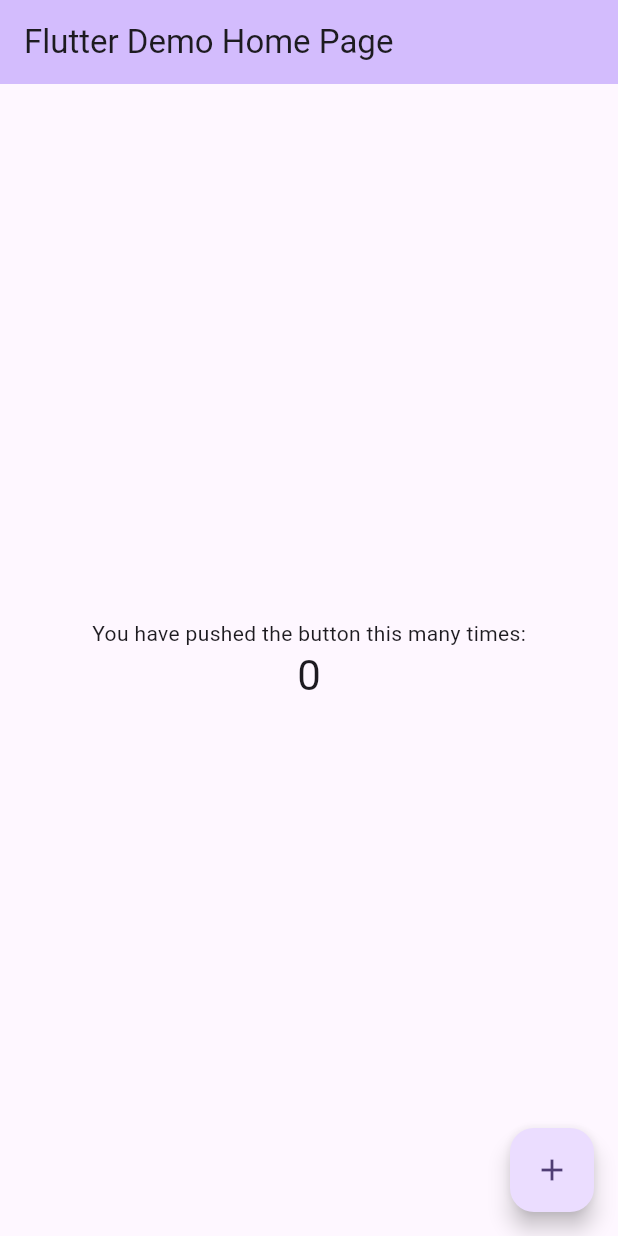
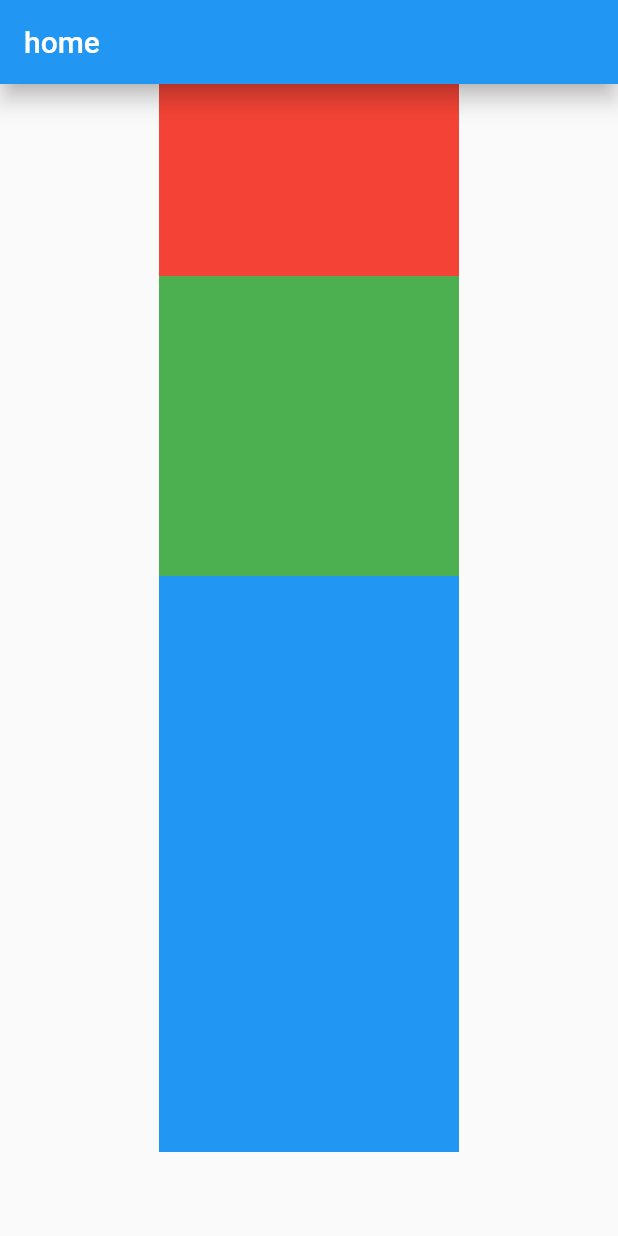
Before and after one commit to csearafat01/flutter_module_7, a Flutter app: the screen it shows after launch, on a phone screen of 412 x 824 dp. Run offline on Flutter 3.47's test engine with Material 2 defaults, Android fonts, the light colour scheme and no system bars.

Commit message:
flexible

```diff
--- a/lib/main.dart
+++ b/lib/main.dart
@@ -1,125 +1,59 @@
 import 'package:flutter/material.dart';
 
-void main() {
-  runApp(const MyApp());
+void main(){
+  runApp(MyApp());
 }
-
 class MyApp extends StatelessWidget {
   const MyApp({super.key});
 
-  // This widget is the root of your application.
   @override
   Widget build(BuildContext context) {
-    return MaterialApp(
-      title: 'Flutter Demo',
-      theme: ThemeData(
-        // This is the theme of your application.
-        //
-        // TRY THIS: Try running your application with "flutter run". You'll see
-        // the application has a blue toolbar. Then, without quitting the app,
-        // try changing the seedColor in the colorScheme below to Colors.green
-        // and then invoke "hot reload" (save your changes or press the "hot
-        // reload" button in a Flutter-supported IDE, or press "r" if you used
-        // the command line to start the app).
-        //
-        // Notice that the counter didn't reset back to zero; the application
-        // state is not lost during the reload. To reset the state, use hot
-        // restart instead.
-        //
-        // This works for code too, not just values: Most code changes can be
-        // tested with just a hot reload.
-        colorScheme: ColorScheme.fromSeed(seedColor: Colors.deepPurple),
-        useMaterial3: true,
-      ),
-      home: const MyHomePage(title: 'Flutter Demo Home Page'),
+    return const MaterialApp(
+      debugShowCheckedModeBanner: false,
+      title: 'flutter module 7',
+      home: HomeScreen(),
     );
   }
 }
 
-class MyHomePage extends StatefulWidget {
-  const MyHomePage({super.key, required this.title});
-
-  // This widget is the home page of your application. It is stateful, meaning
-  // that it has a State object (defined below) that contains fields that affect
-  // how it looks.
-
-  // This class is the configuration for the state. It holds the values (in this
-  // case the title) provided by the parent (in this case the App widget) and
-  // used by the build method of the State. Fields in a Widget subclass are
-  // always marked "final".
-
-  final String title;
-
-  @override
-  State<MyHomePage> createState() => _MyHomePageState();
-}
-
-class _MyHomePageState extends State<MyHomePage> {
-  int _counter = 0;
-
-  void _incrementCounter() {
-    setState(() {
-      // This call to setState tells the Flutter framework that something has
-      // changed in this State, which causes it to rerun the build method below
-      // so that the display can reflect the updated values. If we changed
-      // _counter without calling setState(), then the build method would not be
-      // called again, and so nothing would appear to happen.
-      _counter++;
-    });
-  }
+class HomeScreen extends StatelessWidget {
+  const HomeScreen({super.key});
 
   @override
   Widget build(BuildContext context) {
-    // This method is rerun every time setState is called, for instance as done
-    // by the _incrementCounter method above.
-    //
-    // The Flutter framework has been optimized to make rerunning build methods
-    // fast, so that you can just rebuild anything that needs updating rather
-    // than having to individually change instances of widgets.
     return Scaffold(
       appBar: AppBar(
-        // TRY THIS: Try changing the color here to a specific color (to
-        // Colors.amber, perhaps?) and trigger a hot reload to see the AppBar
-        // change color while the other colors stay the same.
-        backgroundColor: Theme.of(context).colorScheme.inversePrimary,
-        // Here we take the value from the MyHomePage object that was created by
-        // the App.build method, and use it to set our appbar title.
-        title: Text(widget.title),
+        title: Text('home'),
+        elevation: 6,
       ),
       body: Center(
-        // Center is a layout widget. It takes a single child and positions it
-        // in the middle of the parent.
         child: Column(
-          // Column is also a layout widget. It takes a list of children and
-          // arranges them vertically. By default, it sizes itself to fit its
-          // children horizontally, and tries to be as tall as its parent.
-          //
-          // Column has various properties to control how it sizes itself and
-          // how it positions its children. Here we use mainAxisAlignment to
-          // center the children vertically; the main axis here is the vertical
-          // axis because Columns are vertical (the cross axis would be
-          // horizontal).
-          //
-          // TRY THIS: Invoke "debug painting" (choose the "Toggle Debug Paint"
-          // action in the IDE, or press "p" in the console), to see the
-          // wireframe for each widget.
-          mainAxisAlignment: MainAxisAlignment.center,
-          children: <Widget>[
-            const Text(
-              'You have pushed the button this many times:',
+          mainAxisAlignment: MainAxisAlignment.start,
+          children: [
+            Flexible(
+              fit: FlexFit.tight,
+              flex: 1,
+              child: Container(
+                height: 200, width: 200, color: Colors.red,
+              ),
             ),
-            Text(
-              '$_counter',
-              style: Theme.of(context).textTheme.headlineMedium,
+            Flexible(
+              fit: FlexFit.loose,
+              flex: 2,
+              child: Container(
+                height: 200, width: 200, color: Colors.green,
+              ),
+            ),
+            Flexible(
+              fit: FlexFit.tight,
+              flex: 3,
+              child: Container(
+                height: 200, width: 200, color: Colors.blue,
+              ),
             ),
           ],
         ),
       ),
-      floatingActionButton: FloatingActionButton(
-        onPressed: _incrementCounter,
-        tooltip: 'Increment',
-        child: const Icon(Icons.add),
-      ), // This trailing comma makes auto-formatting nicer for build methods.
     );
   }
 }
```
